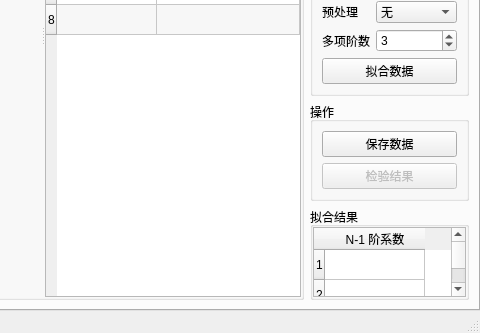
Old version of the form mainwindow.ui in the repository m-RNA/TemperatureSelfCorrectionBasedOnQtSerial; both pictures show x 594 to 1074 and y 367 to 700 of the 1074 by 700 pixel window.
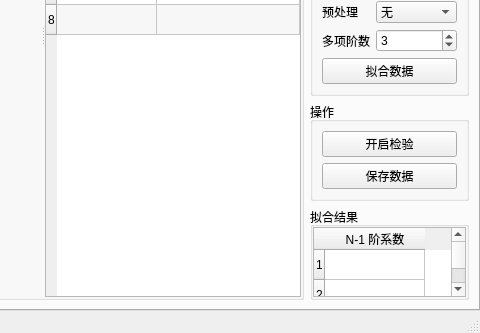
New version of the form. Icons and pictures are not drawn. Custom widgets are drawn as their Qt base class.

Patch:
```diff
--- a/mainwindow.ui
+++ b/mainwindow.ui
@@ -780,7 +780,7 @@
               <item row="9" column="1" colspan="2">
                <widget class="QPushButton" name="pushButton_25">
                 <property name="enabled">
-                 <bool>false</bool>
+                 <bool>true</bool>
                 </property>
                 <property name="sizePolicy">
                  <sizepolicy hsizetype="Minimum" vsizetype="Fixed">
@@ -789,7 +789,7 @@
                  </sizepolicy>
                 </property>
                 <property name="text">
-                 <string>检验结果</string>
+                 <string>开启检验</string>
                 </property>
                 <property name="icon">
                  <iconset resource="main.qrc">
@@ -797,7 +797,7 @@
                 </property>
                </widget>
               </item>
-              <item row="8" column="1" colspan="2">
+              <item row="10" column="1" colspan="2">
                <widget class="QPushButton" name="btnSaveReport">
                 <property name="enabled">
                  <bool>true</bool>
```
Left out of the diff: 2 changed lines with no effect on the pictures.
